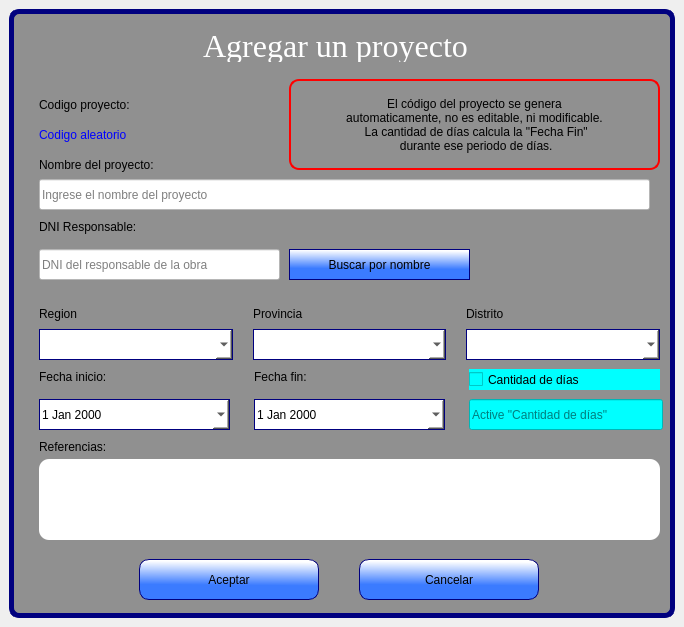
This is ui_files/add_proyecto.ui in Romehe369/aec_contrastistas_g as Qt 5 draws it before an edit. The edited form follows.
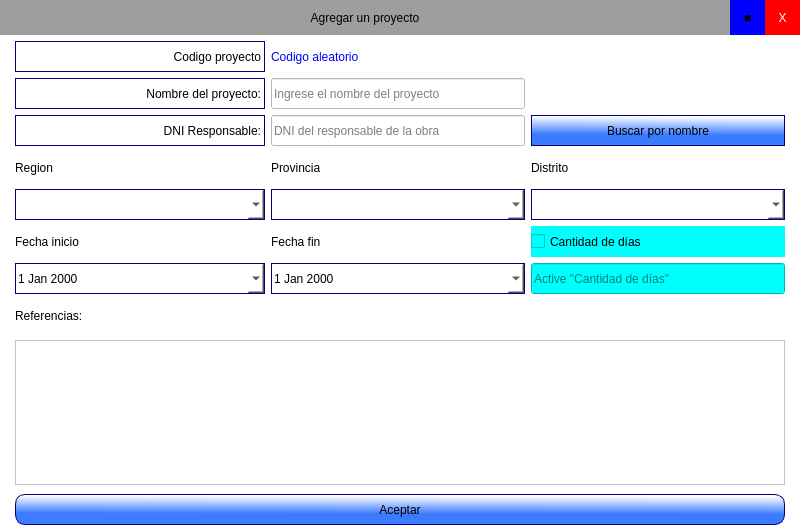
This is the edited form.

Commit message: scrooll in frame

What changed in the file:
```diff
--- a/ui_files/add_proyecto.ui
+++ b/ui_files/add_proyecto.ui
@@ -1,33 +1,22 @@
 <?xml version="1.0" encoding="UTF-8"?>
 <ui version="4.0">
  <class>add_project_new</class>
- <widget class="QDialog" name="add_project_new">
+ <widget class="QMainWindow" name="add_project_new">
   <property name="geometry">
    <rect>
     <x>0</x>
     <y>0</y>
-    <width>684</width>
-    <height>627</height>
+    <width>800</width>
+    <height>525</height>
    </rect>
   </property>
   <property name="windowTitle">
    <string>Dialog</string>
   </property>
-  <widget class="QFrame" name="frame_contenedor">
-   <property name="geometry">
-    <rect>
-     <x>9</x>
-     <y>9</y>
-     <width>666</width>
-     <height>609</height>
-    </rect>
-   </property>
+  <widget class="QWidget" name="centralwidget">
    <property name="styleSheet">
-    <string notr="true">QFrame{
-	font: 12pt &quot;MS Shell Dlg 2&quot;;
-	border: 5px solid rgb(0, 0, 127);
-	border-radius:10px;
-	background-color: rgb(144, 144, 144);
+    <string notr="true">QWidget{
+	background-color: rgb(255, 255, 255);
 }
 QPushButton{
 border: 1px solid rgb(0, 0, 127);
@@ -53,77 +42,213 @@
 }
 QLabel{
 border:none;
+font: 12pt &quot;MS Shell Dlg 2&quot;;
+}
+
+QCalendarWidget QWidget {
+border: 1px solid rgb(0, 0, 127);
+border-radius:0px;
+font: 14pt &quot;MS Shell Dlg 2&quot;;
+background-color : lightgreen;
+}
+#qt_calendar_prevmonth, 
+#qt_calendar_nextmonth {
+	/* border delete */
+    /* delete default icons */
+    min-width: 50px;
+    max-height: 33px;
+	/* set background transparent */
+}
+#qt_calendar_navigationbar {
+	font: 75 14pt &quot;MS Shell Dlg 2&quot;;
+    background-color: #fff;
+}
+
+#qt_calendar_monthbutton {
+	font: 14pt &quot;MS Shell Dlg 2&quot;;
+	width: 110px;
+	height: 31px;
+}
+#qt_calendar_yearbutton {
+	font: 75 14pt &quot;MS Shell Dlg 2&quot;;
+	width: 70px;
+	height: 31px;
 }</string>
    </property>
-   <property name="frameShape">
-    <enum>QFrame::StyledPanel</enum>
-   </property>
-   <property name="frameShadow">
-    <enum>QFrame::Raised</enum>
-   </property>
-   <widget class="QLabel" name="label_2">
-    <property name="geometry">
-     <rect>
-      <x>30</x>
-      <y>80</y>
-      <width>131</width>
-      <height>31</height>
-     </rect>
+   <layout class="QVBoxLayout" name="verticalLayout_2">
+    <property name="leftMargin">
+     <number>0</number>
+    </property>
+    <property name="topMargin">
+     <number>0</number>
+    </property>
+    <property name="rightMargin">
+     <number>0</number>
     </property>
+    <property name="bottomMargin">
+     <number>0</number>
+    </property>
+    <item>
+     <widget class="QFrame" name="frame_superior">
+      <property name="minimumSize">
+       <size>
+        <width>0</width>
+        <height>35</height>
+       </size>
+      </property>
+      <property name="styleSheet">
+       <string notr="true">QFrame{
+border: none;
+	background-color: rgb(158, 158, 158);
+}</string>
+      </property>
+      <layout class="QHBoxLayout" name="layout_principal">
+       <property name="spacing">
+        <number>0</number>
+       </property>
+       <property name="leftMargin">
+        <number>0</number>
+       </property>
+       <property name="topMargin">
+        <number>0</number>
+       </property>
+       <property name="rightMargin">
+        <number>0</number>
+       </property>
+       <property name="bottomMargin">
+        <number>0</number>
+       </property>
+       <item>
+        <widget class="QLabel" name="lbl_title">
+         <property name="styleSheet">
+          <string notr="true">font: 14pt &quot;MS Shell Dlg 2&quot;;</string>
+         </property>
     <property name="text">
-     <string>Codigo proyecto:</string>
-    </property>
-   </widget>
-   <widget class="QLabel" name="label_3">
-    <property name="geometry">
-     <rect>
-      <x>30</x>
-      <y>146</y>
-      <width>251</width>
-      <height>20</height>
-     </rect>
-    </property>
+          <string>Agregar un proyecto</string>
+         </property>
+         <property name="alignment">
+          <set>Qt::AlignCenter</set>
+         </property>
+        </widget>
+       </item>
+       <item>
+        <widget class="QPushButton" name="btn_ampliar">
+         <property name="maximumSize">
+          <size>
+           <width>35</width>
+           <height>35</height>
+          </size>
+         </property>
+         <property name="styleSheet">
+          <string notr="true">QPushButton{
+	background-color: rgb(0, 0, 255);
+font: 75 14pt &quot;MS Shell Dlg 2&quot;;
+border:none;
+border-radius:0px;
+}
+
+QPushButton:hover{
+	background-color: rgb(170, 255, 255);
+}</string>
+         </property>
     <property name="text">
-     <string>Nombre del proyecto:</string>
-    </property>
-   </widget>
-   <widget class="QLabel" name="label_4">
-    <property name="geometry">
-     <rect>
-      <x>30</x>
-      <y>210</y>
-      <width>151</width>
-      <height>16</height>
-     </rect>
-    </property>
+          <string>■</string>
+         </property>
+        </widget>
+       </item>
+       <item>
+        <widget class="QPushButton" name="btn_close">
+         <property name="maximumSize">
+          <size>
+           <width>35</width>
+           <height>35</height>
+          </size>
+         </property>
+         <property name="styleSheet">
+          <string notr="true">QPushButton{
+background-color: rgb(255, 0, 0);
+color: rgb(255, 255, 255);
+font: 75 14pt &quot;MS Shell Dlg 2&quot;;
+border:none;
+border-radius:0px;
+}
+
+QPushButton:hover{
+	background-color: rgb(170, 0, 255);
+}</string>
+         </property>
     <property name="text">
-     <string>DNI Responsable:</string>
-    </property>
-   </widget>
-   <widget class="QLineEdit" name="name_project_lineEdit">
-    <property name="geometry">
-     <rect>
-      <x>30</x>
-      <y>170</y>
-      <width>611</width>
+          <string>X</string>
+         </property>
+        </widget>
+       </item>
+      </layout>
+     </widget>
+    </item>
+    <item>
+     <layout class="QGridLayout" name="gridLayout">
+      <property name="leftMargin">
+       <number>15</number>
+      </property>
+      <property name="rightMargin">
+       <number>15</number>
+      </property>
+      <item row="6" column="2">
+       <widget class="QLineEdit" name="number_of_days">
+        <property name="minimumSize">
+         <size>
+          <width>0</width>
       <height>31</height>
-     </rect>
+         </size>
     </property>
     <property name="styleSheet">
-     <string notr="true"/>
+         <string notr="true">background-color: rgb(0, 255, 255);</string>
     </property>
     <property name="placeholderText">
-     <string>Ingrese el nombre del proyecto</string>
-    </property>
-   </widget>
+         <string>Active &quot;Cantidad de días&quot;</string>
+        </property>
+       </widget>
+      </item>
+      <item row="3" column="0">
+       <widget class="QLabel" name="label_5">
+        <property name="minimumSize">
+         <size>
+          <width>0</width>
+          <height>31</height>
+         </size>
+        </property>
+        <property name="text">
+         <string>Region</string>
+        </property>
+        <property name="alignment">
+         <set>Qt::AlignLeading|Qt::AlignLeft|Qt::AlignVCenter</set>
+        </property>
+       </widget>
+      </item>
+      <item row="5" column="2">
+       <widget class="QCheckBox" name="checkBox_numbers_of_days">
+        <property name="minimumSize">
+         <size>
+          <width>0</width>
+          <height>31</height>
+         </size>
+        </property>
+        <property name="styleSheet">
+         <string notr="true">font: 75 12pt &quot;MS Shell Dlg 2&quot;;
+background-color: rgb(0, 255, 255);</string>
+        </property>
+        <property name="text">
+         <string>Cantidad de días</string>
+        </property>
+       </widget>
+      </item>
+      <item row="2" column="1">
    <widget class="QLineEdit" name="lineEdit_dni_admin">
-    <property name="geometry">
-     <rect>
-      <x>30</x>
-      <y>240</y>
-      <width>241</width>
+        <property name="minimumSize">
+         <size>
+          <width>0</width>
       <height>31</height>
-     </rect>
+         </size>
     </property>
     <property name="styleSheet">
      <string notr="true"/>
@@ -135,14 +260,28 @@
      <string>DNI del responsable de la obra</string>
     </property>
    </widget>
+      </item>
+      <item row="4" column="1">
+       <widget class="QComboBox" name="comboBox_province">
+        <property name="minimumSize">
+         <size>
+          <width>0</width>
+          <height>31</height>
+         </size>
+        </property>
+        <property name="styleSheet">
+         <string notr="true">border: 1px solid rgb(0, 0, 127);
+border-radius:0px;</string>
+        </property>
+       </widget>
+      </item>
+      <item row="2" column="2">
    <widget class="QPushButton" name="search_name_db">
-    <property name="geometry">
-     <rect>
-      <x>280</x>
-      <y>240</y>
-      <width>181</width>
+        <property name="minimumSize">
+         <size>
+          <width>0</width>
       <height>31</height>
-     </rect>
+         </size>
     </property>
     <property name="styleSheet">
      <string notr="true">border: 1px solid rgb(0, 0, 127);
@@ -152,210 +291,15 @@
      <string>Buscar por nombre</string>
     </property>
    </widget>
-   <widget class="QPushButton" name="allow_btn">
-    <property name="geometry">
-     <rect>
-      <x>130</x>
-      <y>550</y>
-      <width>180</width>
-      <height>41</height>
-     </rect>
-    </property>
-    <property name="text">
-     <string>Aceptar</string>
-    </property>
-   </widget>
-   <widget class="QPushButton" name="decline_btn">
-    <property name="geometry">
-     <rect>
-      <x>350</x>
-      <y>550</y>
-      <width>180</width>
-      <height>41</height>
-     </rect>
-    </property>
-    <property name="text">
-     <string>Cancelar</string>
-    </property>
-   </widget>
-   <widget class="QLabel" name="label_9">
-    <property name="geometry">
-     <rect>
-      <x>30</x>
-      <y>360</y>
-      <width>181</width>
-      <height>16</height>
-     </rect>
-    </property>
-    <property name="text">
-     <string>Fecha inicio:</string>
-    </property>
-    <property name="alignment">
-     <set>Qt::AlignLeading|Qt::AlignLeft|Qt::AlignVCenter</set>
-    </property>
-   </widget>
-   <widget class="QLabel" name="label_10">
-    <property name="geometry">
-     <rect>
-      <x>245</x>
-      <y>360</y>
-      <width>191</width>
-      <height>16</height>
-     </rect>
-    </property>
-    <property name="text">
-     <string>Fecha fin:</string>
-    </property>
-    <property name="alignment">
-     <set>Qt::AlignLeading|Qt::AlignLeft|Qt::AlignVCenter</set>
-    </property>
-   </widget>
-   <widget class="QLabel" name="label_11">
-    <property name="geometry">
-     <rect>
-      <x>30</x>
-      <y>430</y>
-      <width>151</width>
-      <height>16</height>
-     </rect>
-    </property>
-    <property name="text">
-     <string>Referencias:</string>
-    </property>
-   </widget>
-   <widget class="QPlainTextEdit" name="references_plainTextEdit">
-    <property name="geometry">
-     <rect>
-      <x>30</x>
-      <y>450</y>
-      <width>621</width>
-      <height>81</height>
-     </rect>
-    </property>
-    <property name="styleSheet">
-     <string notr="true">border: none;
-background-color: rgb(255, 255, 255);</string>
-    </property>
-    <property name="plainText">
-     <string/>
-    </property>
-    <property name="placeholderText">
-     <string/>
-    </property>
-   </widget>
-   <widget class="QFrame" name="frame_3">
-    <property name="geometry">
-     <rect>
-      <x>30</x>
-      <y>290</y>
-      <width>621</width>
-      <height>61</height>
-     </rect>
-    </property>
-    <property name="styleSheet">
-     <string notr="true">QFrame{
-border:none;
-}</string>
-    </property>
-    <property name="frameShape">
-     <enum>QFrame::StyledPanel</enum>
-    </property>
-    <property name="frameShadow">
-     <enum>QFrame::Raised</enum>
-    </property>
-    <layout class="QHBoxLayout" name="horizontalLayout">
-     <property name="spacing">
-      <number>20</number>
-     </property>
-     <property name="leftMargin">
-      <number>0</number>
-     </property>
-     <property name="topMargin">
-      <number>0</number>
-     </property>
-     <property name="rightMargin">
-      <number>0</number>
-     </property>
-     <property name="bottomMargin">
-      <number>0</number>
-     </property>
-     <item>
-      <widget class="QFrame" name="frame_4">
-       <property name="frameShape">
-        <enum>QFrame::StyledPanel</enum>
-       </property>
-       <property name="frameShadow">
-        <enum>QFrame::Raised</enum>
-       </property>
-       <layout class="QVBoxLayout" name="verticalLayout_3">
-        <property name="spacing">
-         <number>0</number>
-        </property>
-        <property name="leftMargin">
-         <number>0</number>
-        </property>
-        <property name="topMargin">
-         <number>0</number>
-        </property>
-        <property name="rightMargin">
-         <number>0</number>
-        </property>
-        <property name="bottomMargin">
-         <number>0</number>
-        </property>
-        <item>
-         <widget class="QLabel" name="label_5">
-          <property name="text">
-           <string>Region</string>
-          </property>
-          <property name="alignment">
-           <set>Qt::AlignLeading|Qt::AlignLeft|Qt::AlignVCenter</set>
-          </property>
-         </widget>
-        </item>
-        <item>
-         <widget class="QComboBox" name="comboBox_region">
-          <property name="minimumSize">
-           <size>
-            <width>0</width>
-            <height>31</height>
-           </size>
-          </property>
-          <property name="styleSheet">
-           <string notr="true">border: 1px solid rgb(0, 0, 127);
-border-radius:0px;</string>
-          </property>
-         </widget>
-        </item>
-       </layout>
-      </widget>
-     </item>
-     <item>
-      <widget class="QFrame" name="frame_5">
-       <property name="frameShape">
-        <enum>QFrame::StyledPanel</enum>
-       </property>
-       <property name="frameShadow">
-        <enum>QFrame::Raised</enum>
-       </property>
-       <layout class="QVBoxLayout" name="verticalLayout_4">
-        <property name="spacing">
-         <number>0</number>
-        </property>
-        <property name="leftMargin">
-         <number>0</number>
-        </property>
-        <property name="topMargin">
-         <number>0</number>
-        </property>
-        <property name="rightMargin">
-         <number>0</number>
-        </property>
-        <property name="bottomMargin">
-         <number>0</number>
-        </property>
-        <item>
+      </item>
+      <item row="3" column="1">
          <widget class="QLabel" name="label_7">
+        <property name="minimumSize">
+         <size>
+          <width>0</width>
+          <height>31</height>
+         </size>
+        </property>
           <property name="text">
            <string>Provincia</string>
           </property>
@@ -364,8 +308,8 @@
           </property>
          </widget>
         </item>
-        <item>
-         <widget class="QComboBox" name="comboBox_province">
+      <item row="2" column="0">
+       <widget class="QLabel" name="label_4">
           <property name="minimumSize">
            <size>
             <width>0</width>
@@ -373,40 +317,43 @@
            </size>
           </property>
           <property name="styleSheet">
-           <string notr="true">border: 1px solid rgb(0, 0, 127);
-border-radius:0px;</string>
-          </property>
-         </widget>
-        </item>
-       </layout>
-      </widget>
-     </item>
-     <item>
-      <widget class="QFrame" name="frame_6">
-       <property name="frameShape">
-        <enum>QFrame::StyledPanel</enum>
-       </property>
-       <property name="frameShadow">
-        <enum>QFrame::Raised</enum>
-       </property>
-       <layout class="QVBoxLayout" name="verticalLayout_5">
-        <property name="spacing">
-         <number>0</number>
+         <string notr="true">border: 1px solid rgb(0, 0, 127);</string>
+        </property>
+        <property name="text">
+         <string>DNI Responsable:</string>
+        </property>
+        <property name="alignment">
+         <set>Qt::AlignRight|Qt::AlignTrailing|Qt::AlignVCenter</set>
+        </property>
+       </widget>
+      </item>
+      <item row="1" column="0">
+       <widget class="QLabel" name="label_3">
+        <property name="minimumSize">
+         <size>
+          <width>0</width>
+          <height>31</height>
+         </size>
+        </property>
+        <property name="styleSheet">
+         <string notr="true">border: 1px solid rgb(0, 0, 127);</string>
+        </property>
+        <property name="text">
+         <string>Nombre del proyecto:</string>
         </property>
-        <property name="leftMargin">
-         <number>0</number>
+        <property name="alignment">
+         <set>Qt::AlignRight|Qt::AlignTrailing|Qt::AlignVCenter</set>
         </property>
-        <property name="topMargin">
-         <number>0</number>
-        </property>
-        <property name="rightMargin">
-         <number>0</number>
-        </property>
-        <property name="bottomMargin">
-         <number>0</number>
-        </property>
-        <item>
+       </widget>
+      </item>
+      <item row="3" column="2">
          <widget class="QLabel" name="label_8">
+        <property name="minimumSize">
+         <size>
+          <width>0</width>
+          <height>31</height>
+         </size>
+        </property>
           <property name="text">
            <string>Distrito</string>
           </property>
@@ -415,7 +362,7 @@
           </property>
          </widget>
         </item>
-        <item>
+      <item row="4" column="2">
          <widget class="QComboBox" name="comboBox_district">
           <property name="minimumSize">
            <size>
@@ -429,81 +376,45 @@
           </property>
          </widget>
         </item>
-       </layout>
-      </widget>
-     </item>
-    </layout>
-   </widget>
-   <widget class="QDateEdit" name="start_dateEdit">
-    <property name="geometry">
-     <rect>
-      <x>30</x>
-      <y>390</y>
-      <width>191</width>
+      <item row="5" column="0">
+       <widget class="QLabel" name="label_9">
+        <property name="minimumSize">
+         <size>
+          <width>0</width>
       <height>31</height>
-     </rect>
-    </property>
-    <property name="styleSheet">
-     <string notr="true">border: 1px solid rgb(0, 0, 127);
-border-radius:0px;</string>
-    </property>
-    <property name="showGroupSeparator" stdset="0">
-     <bool>false</bool>
-    </property>
-    <property name="calendarPopup">
-     <bool>true</bool>
-    </property>
-   </widget>
-   <widget class="QDateEdit" name="end_dateEdit">
-    <property name="geometry">
-     <rect>
-      <x>245</x>
-      <y>390</y>
-      <width>191</width>
+         </size>
+        </property>
+        <property name="text">
+         <string>Fecha inicio</string>
+        </property>
+        <property name="alignment">
+         <set>Qt::AlignLeading|Qt::AlignLeft|Qt::AlignVCenter</set>
+        </property>
+       </widget>
+      </item>
+      <item row="5" column="1">
+       <widget class="QLabel" name="label_10">
+        <property name="minimumSize">
+         <size>
+          <width>0</width>
       <height>31</height>
-     </rect>
-    </property>
-    <property name="styleSheet">
-     <string notr="true">border: 1px solid rgb(0, 0, 127);
-border-radius:0px;</string>
-    </property>
-    <property name="calendarPopup">
-     <bool>true</bool>
-    </property>
-   </widget>
-   <widget class="QLabel" name="info_txt_lbl">
-    <property name="geometry">
-     <rect>
-      <x>280</x>
-      <y>70</y>
-      <width>371</width>
-      <height>91</height>
-     </rect>
-    </property>
-    <property name="styleSheet">
-     <string notr="true">QLabel{
-	border: 2px solid red;
-	border-radius:10px;
-}</string>
-    </property>
+         </size>
+        </property>
     <property name="text">
-     <string>El código del proyecto se genera
-automaticamente, no es editable, ni modificable.
- La cantidad de días calcula la &quot;Fecha Fin&quot; 
- durante ese periodo de días.</string>
+         <string>Fecha fin</string>
     </property>
     <property name="alignment">
-     <set>Qt::AlignCenter</set>
-    </property>
-   </widget>
+         <set>Qt::AlignLeading|Qt::AlignLeft|Qt::AlignVCenter</set>
+        </property>
+       </widget>
+      </item>
+      <item row="0" column="1">
    <widget class="QLabel" name="lbl_code_pro_random">
-    <property name="geometry">
-     <rect>
-      <x>30</x>
-      <y>110</y>
-      <width>211</width>
+        <property name="minimumSize">
+         <size>
+          <width>0</width>
       <height>31</height>
-     </rect>
+         </size>
     </property>
     <property name="styleSheet">
      <string notr="true">font: 75 18pt &quot;MS Shell Dlg 2&quot;;
@@ -513,74 +424,161 @@
      <string>Codigo aleatorio</string>
     </property>
    </widget>
-   <widget class="QLabel" name="name_project_label">
-    <property name="geometry">
-     <rect>
-      <x>20</x>
-      <y>20</y>
-      <width>613</width>
-      <height>33</height>
-     </rect>
-    </property>
-    <property name="font">
-     <font>
-      <family>Times New Roman</family>
-      <pointsize>24</pointsize>
-      <weight>9</weight>
-      <italic>false</italic>
-      <bold>false</bold>
-     </font>
-    </property>
+      </item>
+      <item row="4" column="0">
+       <widget class="QComboBox" name="comboBox_region">
+        <property name="minimumSize">
+         <size>
+          <width>250</width>
+          <height>31</height>
+         </size>
+        </property>
+        <property name="styleSheet">
+         <string notr="true">border: 1px solid rgb(0, 0, 127);
+border-radius:0px;</string>
+        </property>
+       </widget>
+      </item>
+      <item row="6" column="1">
+       <widget class="QDateEdit" name="end_dateEdit">
+        <property name="minimumSize">
+         <size>
+          <width>0</width>
+          <height>31</height>
+         </size>
+        </property>
     <property name="styleSheet">
-     <string notr="true">color: rgb(255, 255, 255);
-font: 75 24pt &quot;Times New Roman&quot;;</string>
+         <string notr="true">border: 1px solid rgb(0, 0, 127);
+border-radius:0px;</string>
+        </property>
+        <property name="calendarPopup">
+         <bool>true</bool>
+        </property>
+       </widget>
+      </item>
+      <item row="1" column="1">
+       <widget class="QLineEdit" name="name_project_lineEdit">
+        <property name="minimumSize">
+         <size>
+          <width>0</width>
+          <height>31</height>
+         </size>
+        </property>
+        <property name="styleSheet">
+         <string notr="true"/>
+        </property>
+        <property name="placeholderText">
+         <string>Ingrese el nombre del proyecto</string>
+        </property>
+       </widget>
+      </item>
+      <item row="6" column="0">
+       <widget class="QDateEdit" name="start_dateEdit">
+        <property name="minimumSize">
+         <size>
+          <width>0</width>
+          <height>31</height>
+         </size>
+        </property>
+        <property name="styleSheet">
+         <string notr="true">border: 1px solid rgb(0, 0, 127);
+border-radius:0px;</string>
+        </property>
+        <property name="showGroupSeparator" stdset="0">
+         <bool>false</bool>
+        </property>
+        <property name="calendarPopup">
+         <bool>true</bool>
+        </property>
+       </widget>
+      </item>
+      <item row="0" column="0">
+       <widget class="QLabel" name="label_2">
+        <property name="minimumSize">
+         <size>
+          <width>0</width>
+          <height>31</height>
+         </size>
+        </property>
+        <property name="styleSheet">
+         <string notr="true">border: 1px solid rgb(0, 0, 127);</string>
     </property>
     <property name="text">
-     <string>Agregar un proyecto</string>
+         <string>Codigo proyecto</string>
     </property>
     <property name="alignment">
-     <set>Qt::AlignCenter</set>
-    </property>
-   </widget>
-   <widget class="QCheckBox" name="checkBox_numbers_of_days">
-    <property name="geometry">
-     <rect>
-      <x>460</x>
-      <y>360</y>
-      <width>191</width>
-      <height>21</height>
-     </rect>
-    </property>
-    <property name="styleSheet">
-     <string notr="true">font: 75 12pt &quot;MS Shell Dlg 2&quot;;
-background-color: rgb(0, 255, 255);</string>
-    </property>
-    <property name="text">
-     <string>Cantidad de días</string>
-    </property>
-   </widget>
-   <widget class="QLineEdit" name="number_of_days">
-    <property name="geometry">
-     <rect>
-      <x>460</x>
-      <y>390</y>
-      <width>194</width>
-      <height>31</height>
-     </rect>
-    </property>
+         <set>Qt::AlignRight|Qt::AlignTrailing|Qt::AlignVCenter</set>
+        </property>
+       </widget>
+      </item>
+     </layout>
+    </item>
+    <item>
+     <layout class="QVBoxLayout" name="verticalLayout">
+      <property name="spacing">
+       <number>9</number>
+      </property>
+      <property name="leftMargin">
+       <number>15</number>
+      </property>
+      <property name="rightMargin">
+       <number>15</number>
+      </property>
+      <item>
+       <widget class="QLabel" name="label_11">
     <property name="minimumSize">
      <size>
       <width>0</width>
       <height>31</height>
      </size>
     </property>
+        <property name="text">
+         <string>Referencias:</string>
+        </property>
+       </widget>
+      </item>
+      <item>
+       <widget class="QPlainTextEdit" name="references_plainTextEdit">
     <property name="styleSheet">
-     <string notr="true">background-color: rgb(0, 255, 255);</string>
+         <string notr="true">font: 12pt &quot;MS Shell Dlg 2&quot;;</string>
+        </property>
+        <property name="plainText">
+         <string/>
     </property>
     <property name="placeholderText">
-     <string>Active &quot;Cantidad de días&quot;</string>
-    </property>
-   </widget>
+         <string/>
+        </property>
+       </widget>
+      </item>
+      <item>
+       <widget class="QPushButton" name="allow_btn">
+        <property name="minimumSize">
+         <size>
+          <width>0</width>
+          <height>31</height>
+         </size>
+        </property>
+        <property name="text">
+         <string>Aceptar</string>
+        </property>
+       </widget>
+      </item>
+     </layout>
+    </item>
+    <item>
+     <spacer name="verticalSpacer">
+      <property name="orientation">
+       <enum>Qt::Vertical</enum>
+      </property>
+      <property name="sizeHint" stdset="0">
+       <size>
+        <width>20</width>
+        <height>40</height>
+       </size>
+      </property>
+     </spacer>
+    </item>
+   </layout>
   </widget>
  </widget>
  <resources/>
```
Left out of the diff: 4 changed lines with no effect on the pictures. Lines whose indentation alone changed are shown as unchanged. The commit also changes 21 other files.
